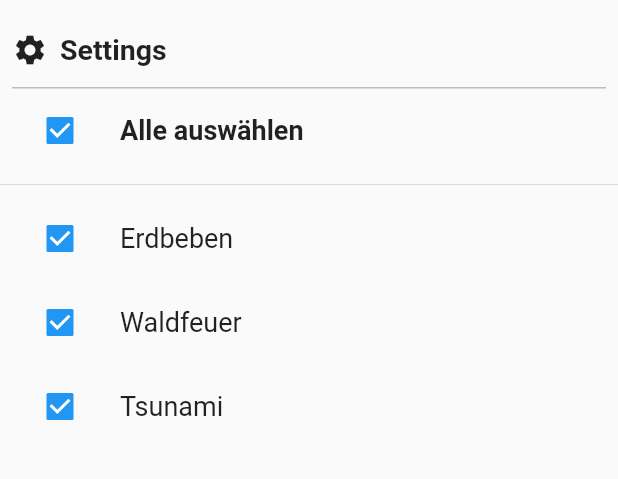
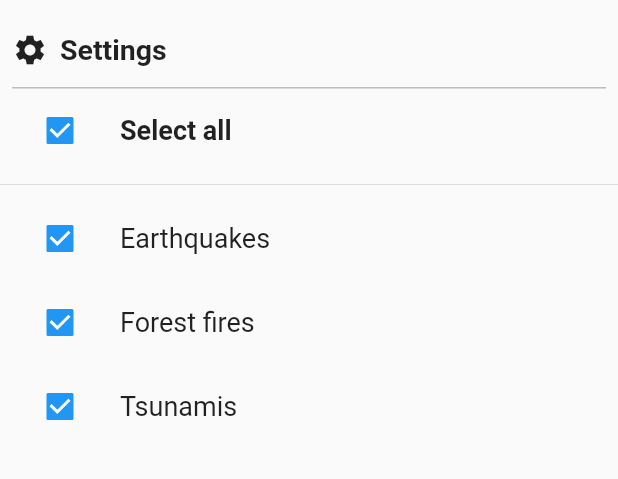
Before and after one commit to Nikolai-dev/technicus_app, a Flutter app: the ScaffoldN screen opened directly, on a phone screen of 412 x 824 dp, the part 216-695 px from its top. Run offline on Flutter 3.47's test engine with Material 2 defaults, Android fonts, the phone set to English and light mode, and no system bars; our stand-ins replace flutter_spinkit, google_maps_flutter.

Commit message:
Alles auf Englisch umgestellt

```diff
--- a/lib/main.dart
+++ b/lib/main.dart
@@ -41,7 +41,7 @@ class _SplashscreenState extends State<Splashscreen> {
             Column(
               mainAxisAlignment: MainAxisAlignment.end,   //Ausrichtung am unteren Ende des Bildschirms
               children: [
-                Text("ZUM STARTEN TIPPEN...", style: TextStyle(color: Colors.white,fontSize: 18,fontWeight: FontWeight.bold),),
+                Text("TAP TO START...", style: TextStyle(color: Colors.white,fontSize: 18,fontWeight: FontWeight.bold),),
                 SizedBox(height: 10,),
                 /*SpinKitWave(
                   size: 20,
--- a/lib/map.dart
+++ b/lib/map.dart
@@ -128,11 +128,11 @@ class ScaffoldN extends StatefulWidget {
 
 class _ScaffoldNState extends State<ScaffoldN> {
 
-  final allChecked = CheckBoxModal(title: 'Alle auswählen', value: true);
+  final allChecked = CheckBoxModal(title: 'Select all', value: true);
   final checkBoxLIst = [
-    CheckBoxModal(title: "Erdbeben", value: true),
-    CheckBoxModal(title: "Waldfeuer", value: true),
-    CheckBoxModal(title: "Tsunami", value: true),
+    CheckBoxModal(title: "Earthquakes", value: true),
+    CheckBoxModal(title: "Forest fires", value: true),
+    CheckBoxModal(title: "Tsunamis", value: true),
   ];
   @override
   Widget build(BuildContext context) {
```
